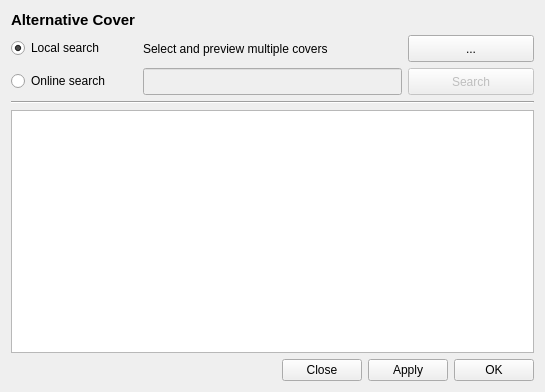
Before: the Qt Designer form src/GUI/Covers/GUI_AlternativeCovers.ui in return42/sayonara, drawn with Qt 5.
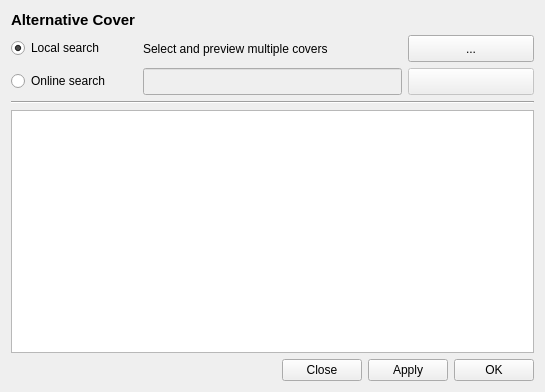
After: the same form once the commit is applied.

```diff
--- a/src/GUI/Covers/GUI_AlternativeCovers.ui
+++ b/src/GUI/Covers/GUI_AlternativeCovers.ui
@@ -63,7 +63,7 @@
       <enum>Qt::StrongFocus</enum>
      </property>
      <property name="text">
-      <string>Search</string>
+      <string notr="true"/>
      </property>
     </widget>
    </item>
```
Left out of the diff: 8 changed lines with no effect on the pictures.
